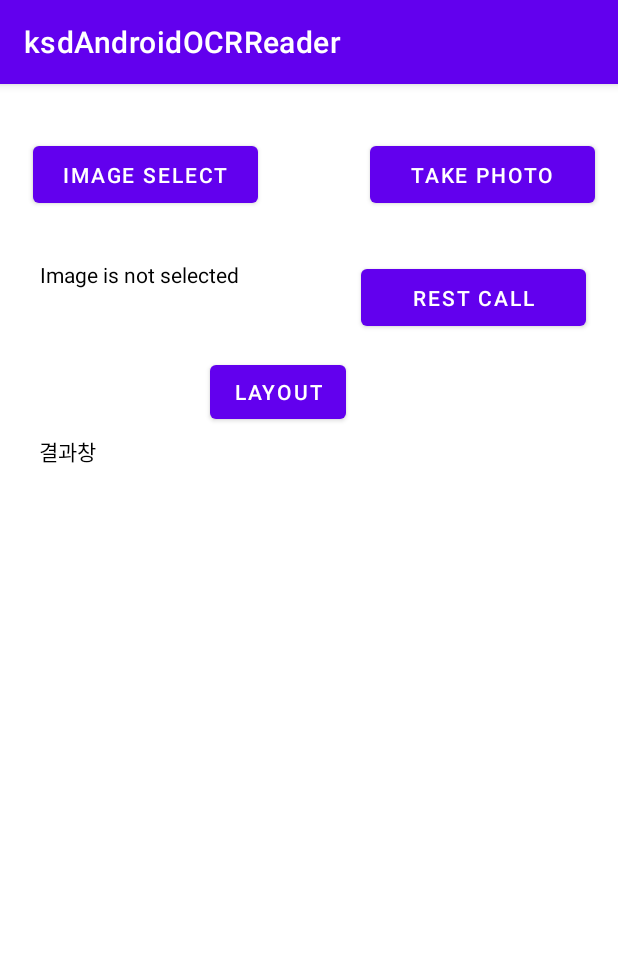
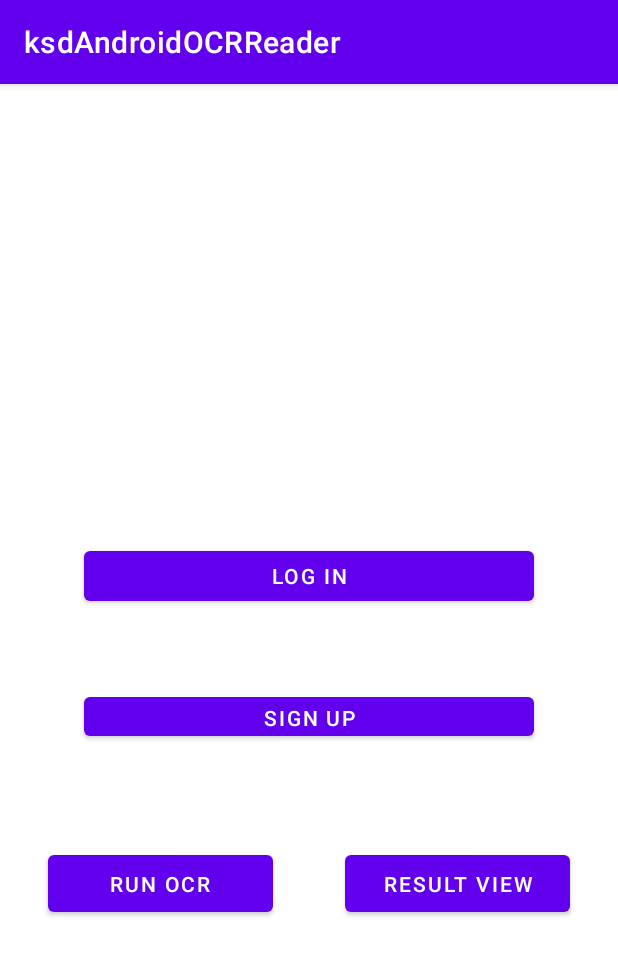
Before and after one commit to devjyno96/ksd-android-OCR-Reader, an Android app: the screen it shows after launch (MainActivity), on a phone screen of 412 x 824 dp. Shown: the top 955 px of the screen. Run offline under Robolectric (Android 15) with nearby library versions, the phone set to English and light mode, and no system bars.

Commit message:
layout change func create

```diff
--- a/app/src/main/res/layout/activity_main.xml
+++ b/app/src/main/res/layout/activity_main.xml
@@ -7,105 +7,59 @@
     tools:context=".MainActivity">
 
     <Button
-        android:id="@+id/rest_call"
+        android:id="@+id/result_view"
         android:layout_width="150dp"
         android:layout_height="50dp"
-        android:layout_marginTop="32dp"
-        android:layout_marginBottom="564dp"
-        android:onClick="restCallOnClick"
-        android:text="@string/rest_call"
+        android:layout_marginStart="16dp"
+        android:layout_marginEnd="16dp"
+        android:layout_marginBottom="210dp"
+        android:onClick="onClickResultView"
+        android:text="result view"
         app:layout_constraintBottom_toBottomOf="parent"
         app:layout_constraintEnd_toEndOf="parent"
-        app:layout_constraintHorizontal_bias="0.919"
-        app:layout_constraintStart_toStartOf="parent"
-        app:layout_constraintTop_toBottomOf="@+id/take_photo"
-        app:layout_constraintVertical_bias="0.0" />
+        app:layout_constraintStart_toEndOf="@+id/run_ocr" />
 
     <Button
-        android:id="@+id/image_select"
-        android:layout_width="150dp"
-        android:layout_height="50dp"
-        android:layout_marginStart="40dp"
-        android:layout_marginTop="35dp"
-        android:layout_marginEnd="37dp"
-        android:onClick="imageSelectOnClick"
-        android:text="@string/image_select"
-        app:layout_constraintEnd_toStartOf="@+id/take_photo"
+        android:id="@+id/login"
+        android:layout_width="300dp"
+        android:layout_height="45dp"
+        android:layout_marginStart="16dp"
+        android:layout_marginTop="264dp"
+        android:layout_marginEnd="16dp"
+        android:layout_marginBottom="1dp"
+        android:onClick="onClickLogIn"
+        android:text="log in"
+        app:layout_constraintBottom_toTopOf="@+id/sign_up"
+        app:layout_constraintEnd_toEndOf="parent"
         app:layout_constraintStart_toStartOf="parent"
         app:layout_constraintTop_toTopOf="parent" />
 
     <Button
-        android:id="@+id/take_photo"
+        android:id="@+id/sign_up"
+        android:layout_width="300dp"
+        android:layout_height="38dp"
+        android:layout_marginStart="16dp"
+        android:layout_marginTop="10dp"
+        android:layout_marginEnd="16dp"
+        android:layout_marginBottom="26dp"
+        android:onClick="onClickSignUp"
+        android:text="sign up"
+        app:layout_constraintBottom_toTopOf="@+id/result_view"
+        app:layout_constraintEnd_toEndOf="parent"
+        app:layout_constraintStart_toStartOf="parent"
+        app:layout_constraintTop_toBottomOf="@+id/login" />
+
+    <Button
+        android:id="@+id/run_ocr"
         android:layout_width="150dp"
         android:layout_height="50dp"
-        android:layout_marginStart="37dp"
-        android:layout_marginTop="35dp"
-        android:layout_marginEnd="34dp"
-        android:onClick="takePhotoOnClick"
-        android:text="@string/take_photo"
-        app:layout_constraintEnd_toEndOf="parent"
-        app:layout_constraintStart_toEndOf="@+id/image_select"
-        app:layout_constraintTop_toTopOf="parent" />
-
-    <TextView
-        android:id="@+id/image_selected_statement"
-        android:layout_width="150dp"
-        android:layout_height="50dp"
-        android:layout_marginStart="26dp"
-        android:layout_marginTop="32dp"
-        android:layout_marginEnd="64dp"
-        android:editable="false"
-        android:text="@string/image_is_not_selected"
-        android:textColor="#000000"
-        android:textColorHint="#000000"
-        app:layout_constraintEnd_toStartOf="@+id/rest_call"
-        app:layout_constraintStart_toStartOf="parent"
-        app:layout_constraintTop_toBottomOf="@+id/image_select" />
-
-    <TextView
-        android:id="@+id/Result_Viewer"
-        android:layout_width="365dp"
-        android:layout_height="440dp"
-        android:layout_marginStart="26dp"
-        android:layout_marginEnd="47dp"
-        android:scrollbars="vertical"
-        android:text="결과창"
-        android:textColor="#000000"
+        android:layout_marginStart="16dp"
+        android:layout_marginEnd="16dp"
+        android:layout_marginBottom="210dp"
+        android:onClick="onClickRunOCR"
+        android:text="run ocr"
         app:layout_constraintBottom_toBottomOf="parent"
-        app:layout_constraintEnd_toEndOf="parent"
-        app:layout_constraintHorizontal_bias="0.0"
-        app:layout_constraintStart_toStartOf="parent"
-        app:layout_constraintTop_toBottomOf="@+id/image_selected_statement"
-        app:layout_constraintVertical_bias="0.419" />
-
-    <Button
-        android:id="@+id/button"
-        android:layout_width="wrap_content"
-        android:layout_height="wrap_content"
-        android:layout_marginStart="138dp"
-        android:layout_marginEnd="180dp"
-        android:layout_marginBottom="5dp"
-        android:onClick="testChangeLayoutOnClick"
-        android:text="Layout"
-        app:layout_constraintBottom_toTopOf="@+id/Result_Viewer"
-        app:layout_constraintEnd_toEndOf="parent"
+        app:layout_constraintEnd_toStartOf="@+id/result_view"
         app:layout_constraintStart_toStartOf="parent" />
 
-    <FrameLayout
-        android:id="@+id/main_content"
-        android:layout_width="298dp"
-        android:layout_height="494dp"
-        android:layout_marginStart="5dp"
-        android:layout_marginTop="2dp"
-        android:layout_marginEnd="16dp"
-        android:layout_marginBottom="16dp"
-        app:layout_constraintBottom_toBottomOf="parent"
-        app:layout_constraintEnd_toEndOf="parent"
-        app:layout_constraintHorizontal_bias="1.0"
-        app:layout_constraintStart_toEndOf="@+id/Result_Viewer"
-        app:layout_constraintTop_toBottomOf="@+id/Result_Viewer"
-        app:layout_constraintVertical_bias="1.0">
-
-    </FrameLayout>
-
 </androidx.constraintlayout.widget.ConstraintLayout>
```
Also changed, not shown: app/src/main/AndroidManifest.xml (+19 -8 lines), app/src/main/java/com/example/ksdandroidocrreader/CategoryActivity.java (added, +16 -0 lines), app/src/main/java/com/example/ksdandroidocrreader/MainActivity.java (+11 -102 lines), app/src/main/java/com/example/ksdandroidocrreader/SubActivity.java (added, +139 -0 lines), app/src/main/res/layout/category_main.xml (added, +58 -0 lines), app/src/main/res/layout/sub_activity_main.xml (added, +81 -0 lines).
